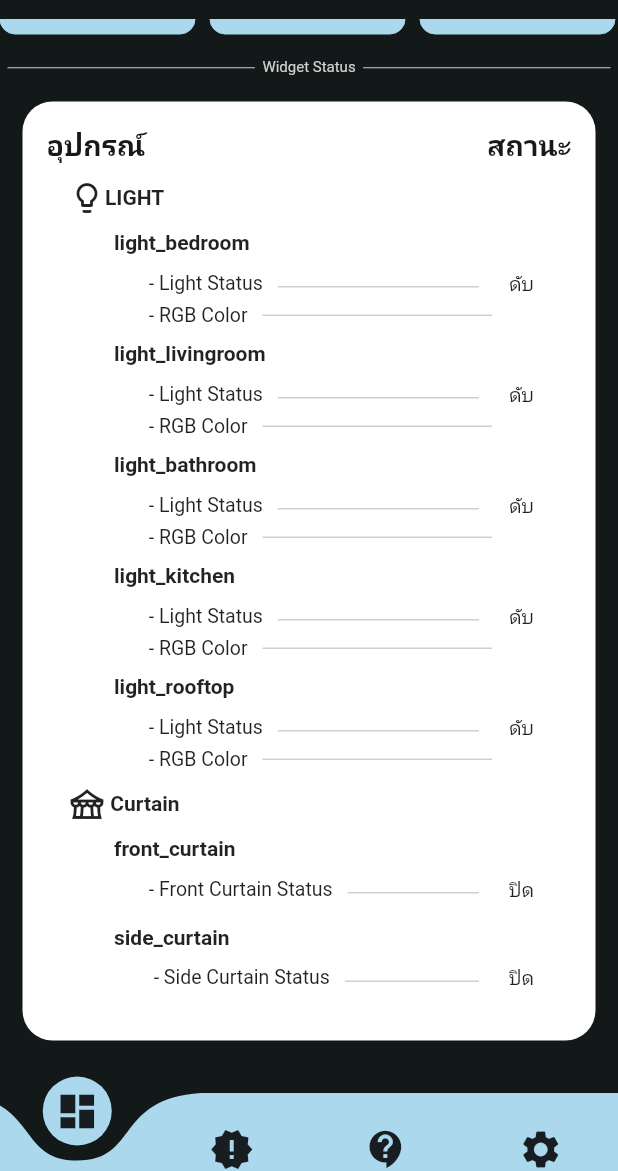
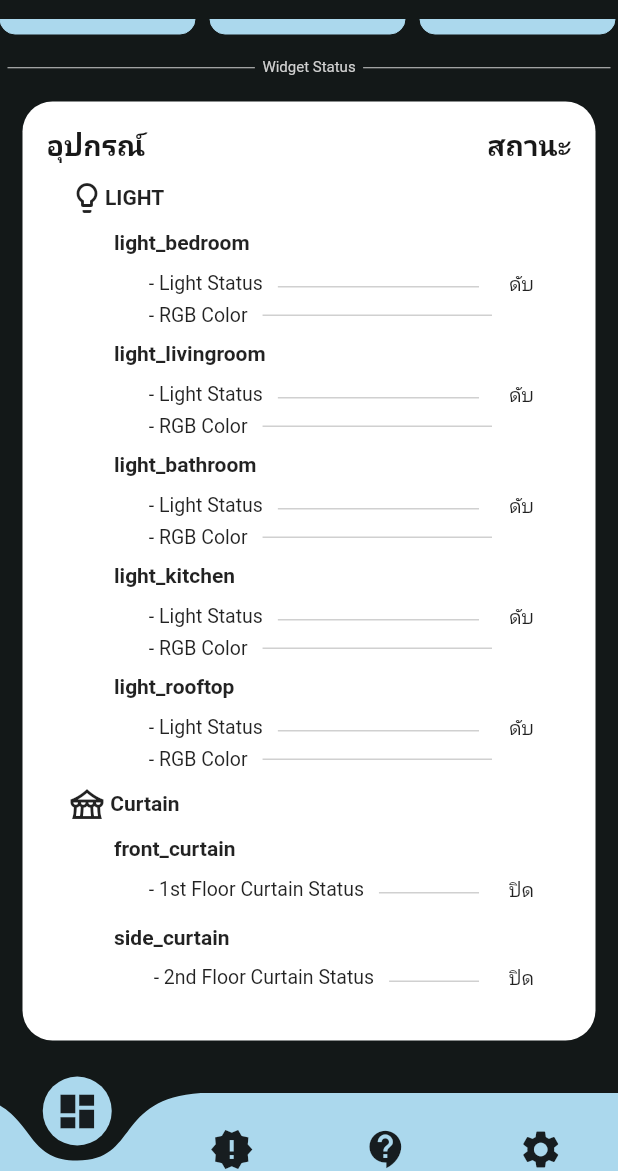
Before and after one commit to ISongwuts/IOT-APP, a Flutter app: the MainScreen screen opened directly, scrolled down 310 dp, on a phone screen of 412 x 824 dp, the part 65-1236 px from its top. Run offline on Flutter 3.47's test engine with Material 2 defaults, Android fonts, the phone set to English and light mode, and no system bars; drawn by our look-alikes of curved_navigation_bar; our stand-ins replace avatar_glow, carousel_slider, connectivity, firebase_auth, firebase_core, firebase_database and 11 more; missing offline and left inert: email_auth, tutorial_coach_mark, wiredash; accounts and stored records are empty.

Commit message:
Fixed name of curtain

```diff
--- a/lib/screens/auth/loginscreen.dart
+++ b/lib/screens/auth/loginscreen.dart
@@ -232,7 +232,7 @@ class _LoginScreenState extends State<LoginScreen> {
                                                 password: profile.password)
                                             .then((value) => {
                                                   Fluttertoast.showToast(
-                                                    msg: "ลงทะเบียนเรียบร้อย",
+                                                    msg: "เข้าสู่ระบบเรียบร้อย",
                                                     gravity:
                                                         ToastGravity.CENTER,
                                                   ),
--- a/lib/screens/controller/curtainscreen.dart
+++ b/lib/screens/controller/curtainscreen.dart
@@ -336,8 +336,8 @@ class _CurtainScreenState extends State<CurtainScreen> {
                       padding: const EdgeInsets.all(15),
                       child: Column(
                         children: [
-                          CurtainControllBox_Tutorial("Front Curtain", 0),
-                          CurtainControllBox("Side Curtain", 1),
+                          CurtainControllBox_Tutorial("1st Floor Curtain", 0),
+                          CurtainControllBox("2nd Floor Curtain", 1),
                         ],
                       ),
                     ),
--- a/lib/screens/mainscreen.dart
+++ b/lib/screens/mainscreen.dart
@@ -417,8 +417,8 @@ class _MainScreenState extends State<MainScreen> {
                 margin: EdgeInsets.fromLTRB(20, 0, 10, 5),
                 child: Text(
                     index == 0
-                        ? " - Front Curtain Status"
-                        : "  - Side Curtain Status",
+                        ? " - 1st Floor Curtain Status"
+                        : "  - 2nd Floor Curtain Status",
                     style: TextStyle(fontSize: 13))),
             const Expanded(
                 child: Divider(
```
Also changed, not shown: lib/screens/controller/speechscreen.dart (+6 -6 lines), images/App/1.jpg, images/App/10.jpg (added), images/App/11.jpg (added), images/App/12.jpg (added), images/App/13.jpg (added), images/App/14.jpg (added), images/App/15.jpg (added), images/App/2.jpg, images/App/3.jpg, images/App/4.jpg, images/App/5.jpg, images/App/6.jpg, images/App/7.jpg (added), 3 more files.
